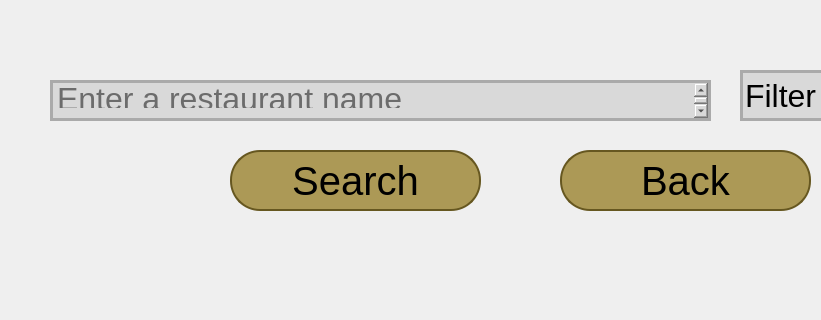
Above: screens/search_business.ui from qvd808/cmpt354-project before the change; both pictures show x 0 to 821 and y 0 to 320 of the 1093 by 774 pixel window. Below: the same form after it.
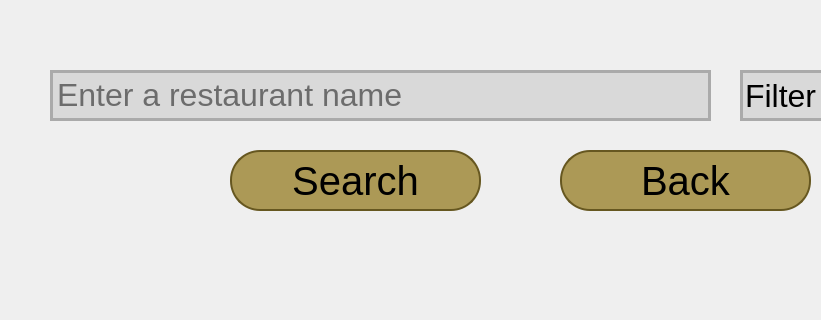
That is the form after the change.

Patch:
```diff
--- a/screens/search_business.ui
+++ b/screens/search_business.ui
@@ -17,9 +17,9 @@
    <property name="geometry">
     <rect>
      <x>50</x>
-     <y>80</y>
+     <y>70</y>
      <width>661</width>
-     <height>41</height>
+     <height>51</height>
     </rect>
    </property>
    <property name="font">
```
